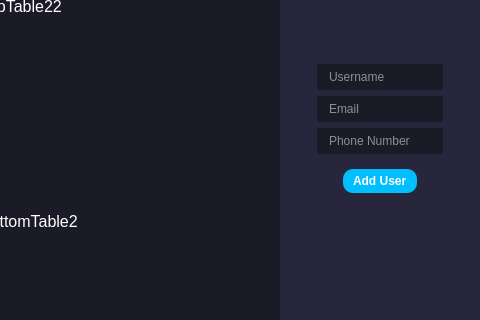
This is interface.ui in KofanovE/GuiLukplast as Qt 5 draws it before an edit; both pictures show x 850 to 1330 and y 102 to 422 of the 1330 by 670 pixel window. The edited form follows.
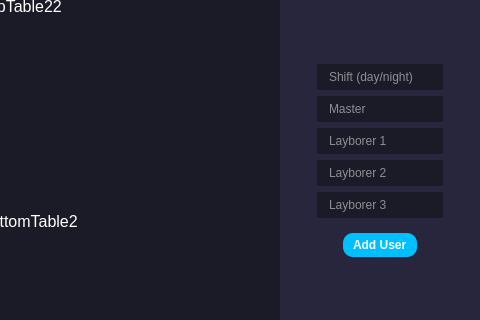
This is the edited form. Icons and pictures are not drawn. Custom widgets are drawn as their Qt base class.

Commit message: dev_0_22_refactor: work with db functions

```diff
--- a/interface.ui
+++ b/interface.ui
@@ -1204,21 +1204,35 @@
                 <item>
                  <widget class="QLineEdit" name="lineEdit">
                   <property name="placeholderText">
-                   <string>Username</string>
+                   <string>Shift (day/night)</string>
                   </property>
                  </widget>
                 </item>
                 <item>
                  <widget class="QLineEdit" name="lineEdit_2">
                   <property name="placeholderText">
-                   <string>Email</string>
+                   <string>Master</string>
                   </property>
                  </widget>
                 </item>
                 <item>
                  <widget class="QLineEdit" name="lineEdit_3">
                   <property name="placeholderText">
-                   <string>Phone Number</string>
+                   <string>Layborer 1</string>
+                  </property>
+                 </widget>
+                </item>
+                <item>
+                 <widget class="QLineEdit" name="lay2Enter">
+                  <property name="placeholderText">
+                   <string>Layborer 2</string>
+                  </property>
+                 </widget>
+                </item>
+                <item>
+                 <widget class="QLineEdit" name="lay3Enter">
+                  <property name="placeholderText">
+                   <string>Layborer 3</string>
                   </property>
                  </widget>
                 </item>
```
Left out of the diff: 22 changed lines with no effect on the pictures. The commit also changes 2 other files.
